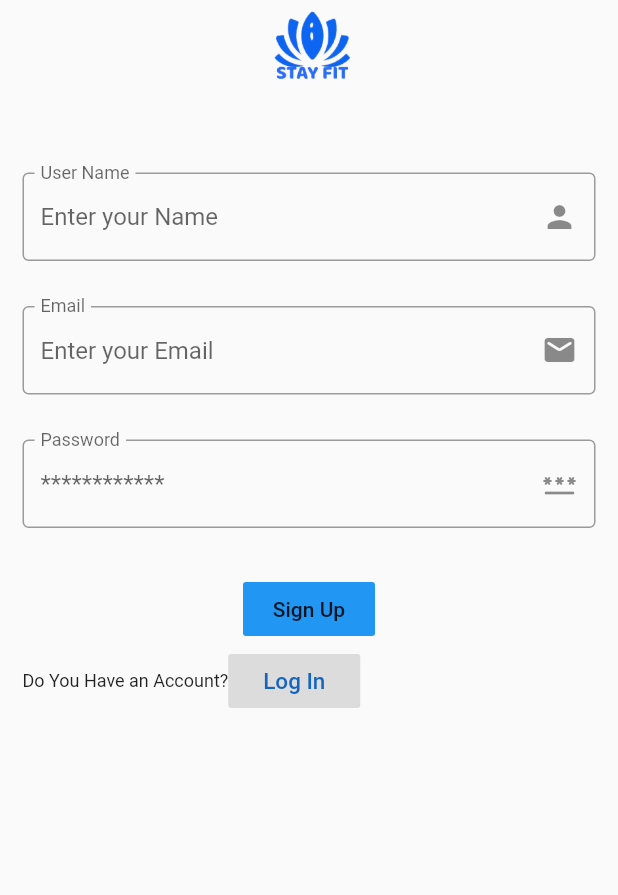
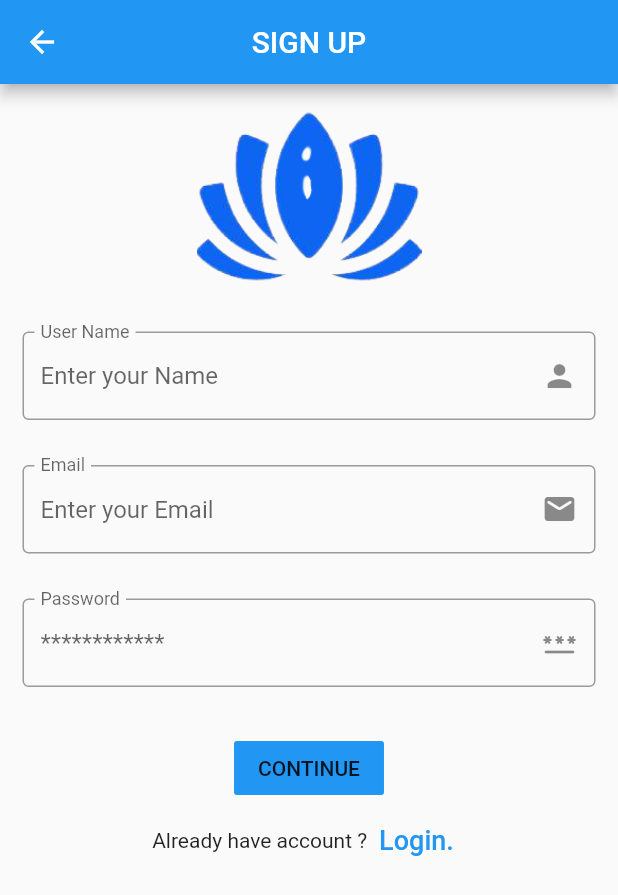
Before and after one commit to SoorajSahu/Stayfit, a Flutter app: the screen it shows after launch, after a tap on "Get Started", on a phone screen of 412 x 824 dp. Shown: the top 895 px of the screen. Run offline on Flutter 3.47's test engine with Material 2 defaults, Android fonts, the phone set to English and light mode, and no system bars; our stand-ins replace audioplayers, timer_count_down; missing offline and left inert: flutter_session.

```diff
--- a/lib/pages/Register_page.dart
+++ b/lib/pages/Register_page.dart
@@ -1,7 +1,7 @@
 import 'dart:convert';
 import '../sizeconfig.dart';
 import 'package:flutter/material.dart';
-import 'All_apps.dart';
+import 'package:Stayfit/pages/All_apps.dart';
 import 'login_page.dart';
 import '../apilink.dart';
 import 'package:http/http.dart' as http;
@@ -73,14 +73,15 @@ class _State extends State<StayFitApp> {
 
   _body() {
     return Scaffold(
+      appBar: AppBar(title: Text('SIGN UP'), centerTitle: true),
       body: SingleChildScrollView(
         child: SafeArea(
           child: Column(
             children: [
               Container(
                 child: Image.asset(
-                  'images/logo2.png',
-                  height: 100,
+                  'images/logo.png',
+                  width: 150,
                 ),
                 alignment: Alignment.center,
               ),
@@ -97,10 +98,19 @@ class _State extends State<StayFitApp> {
                       buildpasswordNumberFormField(),
                       SizedBox(height: 30),
                       FlatButton(
-                        child: Text("Sign Up"),
+                        child: Text("CONTINUE"),
                         color: Colors.blue,
                         onPressed: () {
                           if (_formKey.currentState.validate()) {
+                            showDialog(
+                                barrierDismissible: true,
+                                context: context,
+                                builder: (BuildContext context) => Container(
+                                      alignment: Alignment.center,
+                                      width: 100,
+                                      height: 100,
+                                      child: CircularProgressIndicator(),
+                                    ));
                             Signup(nameController.text, emailController.text,
                                 passwordController.text);
                           } else {
@@ -121,19 +131,15 @@ class _State extends State<StayFitApp> {
                           }
                         },
                       ),
-                      new Container(
-                        child: new Row(
+                      Row(
+                        mainAxisAlignment: MainAxisAlignment.center,
                         children: [
-                            Text(
-                              'Do You Have an Account?',
-                              style: TextStyle(fontSize: 12),
-                            ),
-                            FlatButton(
-                              textColor: Colors.blue[800],
+                          Text('Already have account ?'),
+                          TextButton(
                             child: Text(
-                                'Log In',
-                                style: TextStyle(
-                                    fontSize: 15, color: Colors.blue[800]),
+                              "Login.",
+                              style:
+                                  TextStyle(color: Colors.blue, fontSize: 18),
                             ),
                             onPressed: () {
                               Navigator.push(
@@ -141,11 +147,9 @@ class _State extends State<StayFitApp> {
                                   new MaterialPageRoute(
                                       builder: (context) => LogIn()));
                             },
-                              color: Colors.black12,
-                            ),
+                          )
                         ],
-                        ),
-                      ),
+                      )
                     ],
                   ),
                 ),
```
Lines whose indentation alone changed are shown as unchanged.
